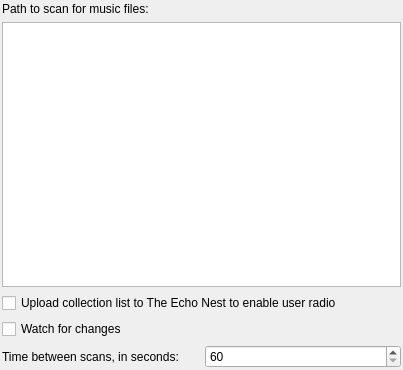
Old version of the form src/tomahawk/Settings_Collection.ui in the repository tomahawk-player/tomahawk.
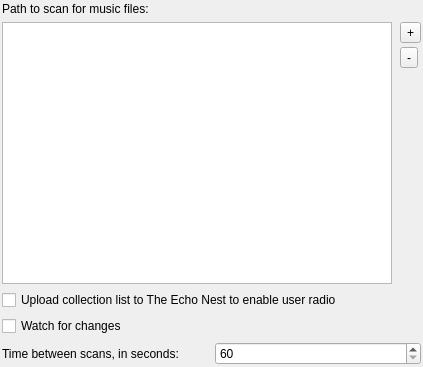
New version of the form. Custom widgets are drawn as their Qt base class.

Commit message: * Use native file-dialogs to pick library paths.

The edit to the form file:
```diff
--- a/src/tomahawk/Settings_Collection.ui
+++ b/src/tomahawk/Settings_Collection.ui
@@ -6,8 +6,8 @@
    <rect>
     <x>0</x>
     <y>0</y>
-    <width>403</width>
-    <height>370</height>
+    <width>423</width>
+    <height>367</height>
    </rect>
   </property>
   <property name="sizePolicy">
@@ -19,21 +19,64 @@
   <property name="windowTitle">
    <string notr="true" extracomment="not translatable because not shown to the user">Form</string>
   </property>
-  <layout class="QVBoxLayout" name="verticalLayout">
+  <layout class="QVBoxLayout" name="verticalLayout_2">
    <property name="margin">
     <number>2</number>
    </property>
    <item>
-    <layout class="QVBoxLayout" name="verticalLayout_2">
+    <widget class="QLabel" name="label_6">
+     <property name="text">
+      <string>Path to scan for music files:</string>
+     </property>
+    </widget>
+   </item>
+   <item>
+    <layout class="QHBoxLayout" name="horizontalLayout">
+     <property name="spacing">
+      <number>8</number>
+     </property>
+     <property name="margin">
+      <number>0</number>
+     </property>
      <item>
-      <widget class="QLabel" name="label_6">
-       <property name="text">
-        <string>Path to scan for music files:</string>
-       </property>
-      </widget>
+      <widget class="QListWidget" name="pathListWidget"/>
      </item>
      <item>
-      <widget class="CheckDirTree" name="dirTree"/>
+      <layout class="QVBoxLayout" name="verticalLayout">
+       <property name="spacing">
+        <number>4</number>
+       </property>
+       <property name="margin">
+        <number>0</number>
+       </property>
+       <item>
+        <widget class="QToolButton" name="addLibraryPathButton">
+         <property name="text">
+          <string>+</string>
+         </property>
+        </widget>
+       </item>
+       <item>
+        <widget class="QToolButton" name="removeLibraryPathButton">
+         <property name="text">
+          <string>-</string>
+         </property>
+        </widget>
+       </item>
+       <item>
+        <spacer name="verticalSpacer">
+         <property name="orientation">
+          <enum>Qt::Vertical</enum>
+         </property>
+         <property name="sizeHint" stdset="0">
+          <size>
+           <width>20</width>
+           <height>40</height>
+          </size>
+         </property>
+        </spacer>
+       </item>
+      </layout>
      </item>
     </layout>
    </item>
@@ -90,13 +133,6 @@
    </item>
   </layout>
  </widget>
- <customwidgets>
-  <customwidget>
-   <class>CheckDirTree</class>
-   <extends>QTreeView</extends>
-   <header location="global">widgets/CheckDirTree.h</header>
-  </customwidget>
- </customwidgets>
  <resources/>
  <connections/>
 </ui>
```
The commit also changes 2 other files.
